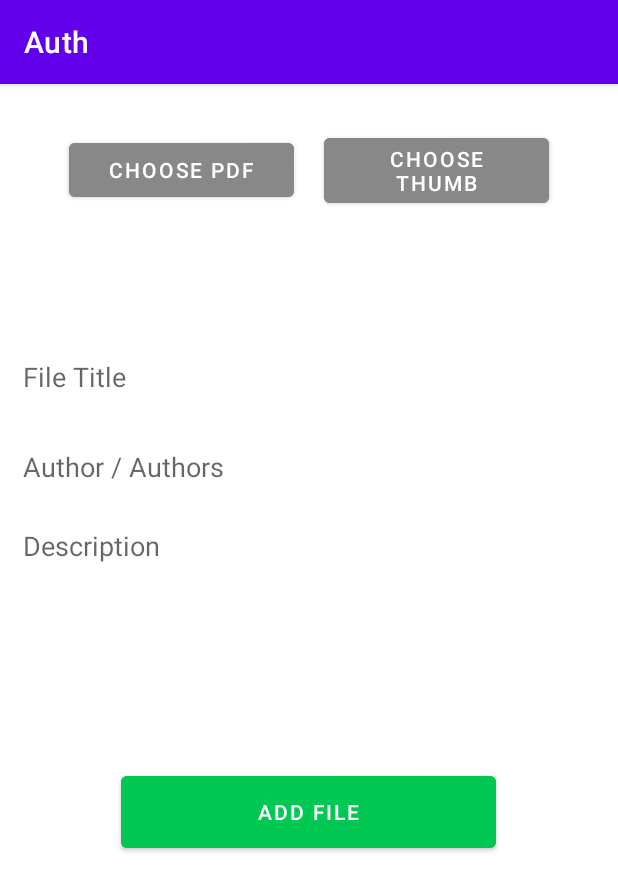
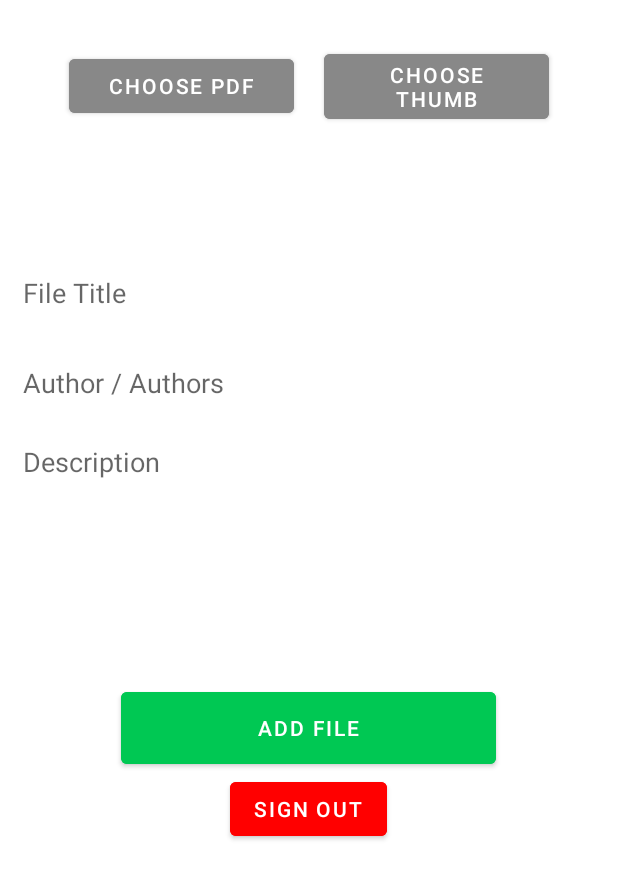
Before and after one commit to zhsrl/test-firebase-auth-with-custom-fields, an Android app: the AdminActivity screen opened directly, with no data from a screen before it, on a phone screen of 412 x 824 dp. Shown: the top 891 px of the screen. Run offline under Robolectric (Android 15) with nearby library versions, the phone set to English and light mode, and no system bars; our stand-ins replace Firebase (no records; nobody signed in at launch, a user with empty details on screens opened directly).

Commit message:
added Admin account Panel

```diff
--- a/app/src/main/java/com/e/auth/AdminActivity.kt
+++ b/app/src/main/java/com/e/auth/AdminActivity.kt
@@ -12,8 +12,11 @@ import android.widget.Toast
 import androidx.appcompat.app.AppCompatActivity
 import com.google.android.gms.tasks.OnSuccessListener
 import com.google.android.material.button.MaterialButton
-import com.google.firebase.database.DatabaseReference
-import com.google.firebase.database.FirebaseDatabase
+import com.google.firebase.auth.FirebaseAuth
+import com.google.firebase.auth.FirebaseUser
+import com.google.firebase.auth.ktx.auth
+import com.google.firebase.database.*
+import com.google.firebase.ktx.Firebase
 import com.google.firebase.storage.FirebaseStorage
 import com.google.firebase.storage.StorageReference
 import com.google.firebase.storage.UploadTask
@@ -27,6 +30,7 @@ class AdminActivity : AppCompatActivity() {
     private lateinit var mFileAuthor: EditText
     private lateinit var mFileDescription: EditText
     private lateinit var addFile: MaterialButton
+    private lateinit var adminSignOut: MaterialButton
     private lateinit var progressBar: ProgressBar
 
     //Pick request
@@ -72,6 +76,13 @@ class AdminActivity : AppCompatActivity() {
             upload()
         }
 
+        adminSignOut.setOnClickListener {
+            Firebase.auth.signOut()
+            val intent = Intent(applicationContext, LoginActivity::class.java)
+            startActivity(intent)
+            finish()
+        }
+
     }
 
     override fun onActivityResult(requestCode: Int, resultCode: Int, data: Intent?) {
@@ -91,6 +102,7 @@ class AdminActivity : AppCompatActivity() {
         mFileAuthor = findViewById(R.id.authorET)
         mFileDescription = findViewById(R.id.descriptionET)
         addFile = findViewById(R.id.addFileBTN)
+        adminSignOut = findViewById(R.id.adminSignOutBTN)
         progressBar = findViewById(R.id.adminPanelPB)
     }
 
--- a/app/src/main/java/com/e/auth/FileDataAdapter.kt
+++ b/app/src/main/java/com/e/auth/FileDataAdapter.kt
@@ -69,4 +69,5 @@ class FileDataAdapter(options: FirebaseRecyclerOptions<FileData>): FirebaseRecyc
     }
 
 
+
 }
--- a/app/src/main/res/layout/activity_admin.xml
+++ b/app/src/main/res/layout/activity_admin.xml
@@ -72,6 +72,15 @@
         android:layout_gravity="center"
         />
 
+    <com.google.android.material.button.MaterialButton
+        android:id="@+id/adminSignOutBTN"
+        android:layout_width="wrap_content"
+        android:layout_height="wrap_content"
+        android:text="Sign out"
+        android:layout_gravity="center"
+        android:backgroundTint="#FF0000"
+        />
+
     <ProgressBar
         android:id="@+id/adminPanelPB"
         android:layout_gravity="center"
--- a/app/src/main/res/values/themes.xml
+++ b/app/src/main/res/values/themes.xml
@@ -1,6 +1,6 @@
 <resources xmlns:tools="http://schemas.android.com/tools">
     <!-- Base application theme. -->
-    <style name="Theme.Auth" parent="Theme.MaterialComponents.DayNight.DarkActionBar">
+    <style name="Theme.Auth" parent="Theme.MaterialComponents.DayNight.NoActionBar">
         <!-- Primary brand color. -->
         <item name="colorPrimary">@color/purple_500</item>
         <item name="colorPrimaryVariant">@color/purple_700</item>
```
Also changed, not shown: app/src/main/java/com/e/auth/LoginActivity.kt (+40 -15 lines), app/src/main/java/com/e/auth/WelcomeActivity.kt (+12 -13 lines), app/src/main/res/layout/activity_login.xml (+10 -0 lines), app/src/main/res/layout/activity_welcome.xml (+0 -11 lines).
